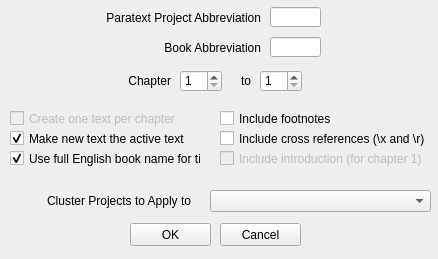
Above: ParatextChapSelectionDlg.ui from rmlockwood/FLExTrans before the change. Below: the same form after it.
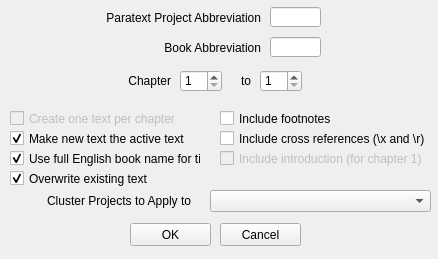
That is the form after the change.

```diff
--- a/ParatextChapSelectionDlg.ui
+++ b/ParatextChapSelectionDlg.ui
@@ -284,6 +284,26 @@
      <set>Qt::AlignRight|Qt::AlignTrailing|Qt::AlignVCenter</set>
     </property>
    </widget>
+   <widget class="QCheckBox" name="overwriteExistingTextCheckBox">
+    <property name="geometry">
+     <rect>
+      <x>10</x>
+      <y>170</y>
+      <width>191</width>
+      <height>17</height>
+     </rect>
+    </property>
+    <property name="toolTip">
+     <string>Overwrite a text that has the same name. For example, 
+if John 01 already exists, it will delete it and create John 01 again.</string>
+    </property>
+    <property name="text">
+     <string>Overwrite existing text</string>
+    </property>
+    <property name="checked">
+     <bool>true</bool>
+    </property>
+   </widget>
   </widget>
  </widget>
  <tabstops>
```
Left out of the diff: 5 changed lines with no effect on the pictures.
